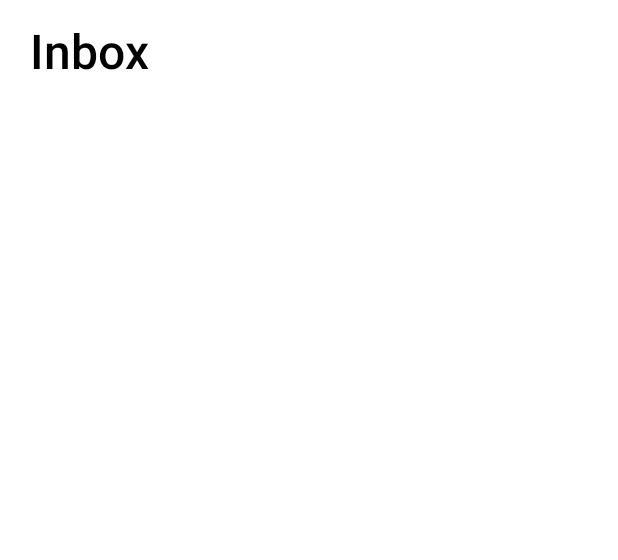
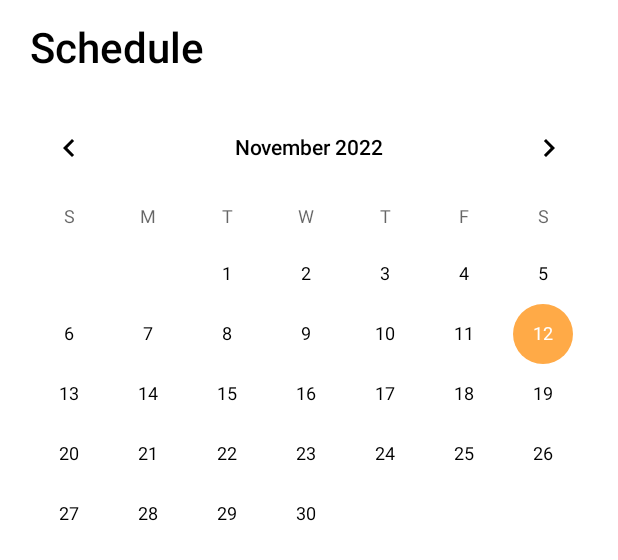
Before and after one commit to greatdesigners12/PotenSeek, an Android app built with Jetpack Compose: the @Preview function PreviewPage, on a phone screen of 412 x 824 dp. Shown: the top 560 px of the screen. Run offline under Robolectric (Android 15) with nearby library versions, the phone set to English and light mode, and no system bars.

Commit message:
CalendarView Done

```diff
--- a/app/build.gradle
+++ b/app/build.gradle
@@ -51,6 +51,7 @@ android {
 
 dependencies {
     implementation 'androidx.compose.material3:material3:1.0.0-alpha02'
+    implementation 'com.google.android.material:material:1.7.0'
     def nav_version = "2.5.2"
     implementation platform('com.google.firebase:firebase-bom:31.0.0')
     implementation 'com.google.firebase:firebase-analytics-ktx'
@@ -75,4 +76,5 @@ dependencies {
     implementation 'com.google.accompanist:accompanist-permissions:0.21.1-beta'
     implementation "androidx.lifecycle:lifecycle-livedata-ktx:2.5.1"
     implementation "androidx.lifecycle:lifecycle-viewmodel-ktx:2.5.1"
+    implementation 'androidx.appcompat:appcompat:1.4.1'
 }
--- a/app/src/main/java/com/example/potenseek/Navigation/NavigationEnum.kt
+++ b/app/src/main/java/com/example/potenseek/Navigation/NavigationEnum.kt
@@ -6,6 +6,7 @@ enum class NavigationEnum {
     RegisterScreenActivity,
     SettingsActivity,
     TeacherPsychologistHomeActivity,
+    TeacherScheduleActivity,
     HomeScreenActivity,
     InputUserDetailActivity,
     ChooseProfileActivity
--- a/app/src/main/java/com/example/potenseek/Screens/inbox/InboxActivity.kt
+++ b/app/src/main/java/com/example/potenseek/Screens/schedule/TeacherScheduleActivity.kt
@@ -1,26 +1,31 @@
-package com.example.potenseek.Screens.inbox
+package com.example.potenseek.Screens.schedule
 
 import android.os.Bundle
+import android.view.ContextThemeWrapper
+import android.view.View
+import android.widget.CalendarView
 import androidx.activity.ComponentActivity
 import androidx.activity.compose.setContent
+import androidx.compose.foundation.background
 import androidx.compose.foundation.clickable
 import androidx.compose.foundation.layout.*
 import androidx.compose.material.MaterialTheme
 import androidx.compose.material.Scaffold
 import androidx.compose.material.Surface
 import androidx.compose.material.Text
-import androidx.compose.runtime.Composable
-import androidx.compose.runtime.mutableStateOf
-import androidx.compose.runtime.remember
+import androidx.compose.runtime.*
 import androidx.compose.ui.Alignment
 import androidx.compose.ui.Modifier
 import androidx.compose.ui.text.font.FontWeight
 import androidx.compose.ui.tooling.preview.Preview
 import androidx.compose.ui.unit.dp
 import androidx.compose.ui.unit.sp
+import androidx.compose.ui.viewinterop.AndroidView
+import com.example.potenseek.R
+import com.example.potenseek.Screens.ui.theme.Grey100
 import com.example.potenseek.ui.theme.PotenSeekTheme
 
-class InboxActivity : ComponentActivity() {
+class TeacherScheduleActivity : ComponentActivity() {
     override fun onCreate(savedInstanceState: Bundle?) {
         super.onCreate(savedInstanceState)
         setContent {
@@ -31,7 +36,7 @@ class InboxActivity : ComponentActivity() {
                     color = MaterialTheme.colors.background
                 ) {
                     Scaffold() {
-                        Inbox()
+                        TeacherSchedule()
                     }
                 }
             }
@@ -40,19 +45,32 @@ class InboxActivity : ComponentActivity() {
 }
 
 @Composable
-fun Inbox() {
-    Column() {
-        Text(
-            text = "Inbox",
-            modifier = Modifier.padding(20.dp, 16.dp),
-            fontSize = 32.sp,
-            fontWeight = FontWeight.SemiBold
-        )
+fun TeacherSchedule() {
+    var date by remember {
+        mutableStateOf("")
+    }
+
+    Surface(modifier = Modifier.background(color = Grey100)) {
+        Column {
+            Text(
+                text = "Schedule",
+                modifier = Modifier.padding(20.dp, 16.dp),
+                fontSize = 28.sp,
+                fontWeight = FontWeight.SemiBold
+            )
+            AndroidView(factory = { CalendarView(ContextThemeWrapper(it, R.style.CalendarSchedule))}, update = {
+                it.setOnDateChangeListener { calendarView, year, month, day ->
+
+                }
+            }, modifier = Modifier
+                .align(alignment = Alignment.CenterHorizontally)
+                .fillMaxWidth())
+        }
     }
 }
 
 @Preview(showBackground = true, showSystemUi = true)
 @Composable
 fun PreviewPage() {
-    Inbox()
+    TeacherSchedule()
 }
--- a/app/src/main/java/com/example/potenseek/Screens/teacherpsychologisthomepage/TeacherPsychologistHomeActivity.kt
+++ b/app/src/main/java/com/example/potenseek/Screens/teacherpsychologisthomepage/TeacherPsychologistHomeActivity.kt
@@ -103,7 +103,7 @@ fun TeacherPsychologistHome(teacherPsychologistHomeViewModel: TeacherPsychologis
         Text(
             text = "What's Hot",
             modifier = Modifier.padding(20.dp, 16.dp),
-            fontSize = 32.sp,
+            fontSize = 28.sp,
             fontWeight = FontWeight.SemiBold
         )
         Card(
@@ -117,14 +117,14 @@ fun TeacherPsychologistHome(teacherPsychologistHomeViewModel: TeacherPsychologis
             Text(
                 text = "What's Hot",
                 modifier = Modifier.padding(20.dp, 16.dp),
-                fontSize = 32.sp,
+                fontSize = 28.sp,
                 fontWeight = FontWeight.SemiBold
             )
         }
         Text(
             text = "Service List",
             modifier = Modifier.padding(20.dp, 16.dp),
-            fontSize = 32.sp,
+            fontSize = 28.sp,
             fontWeight = FontWeight.SemiBold
         )
         Surface(
--- a/app/src/main/java/com/example/potenseek/Screens/ui/theme/Color.kt
+++ b/app/src/main/java/com/example/potenseek/Screens/ui/theme/Color.kt
@@ -20,3 +20,6 @@ val Orange300 = Color(0xFFFFAA47)
 val PianoColor = Color(0xFFFB7A74)
 val GuitarColor = Color(0xFFEEBB03)
 val MathColor = Color(0xFFF6DC7F)
+val Grey100 = Color(0xFFF8F8F8)
+val Coral100 = Color(0xFFFFEAEA)
+val Coral200 = Color(0xFFFDF2F2)
--- a/app/src/main/java/com/example/potenseek/ui/theme/Color.kt
+++ b/app/src/main/java/com/example/potenseek/ui/theme/Color.kt
@@ -6,5 +6,3 @@ val Purple200 = Color(0xFFBB86FC)
 val Purple500 = Color(0xFF6200EE)
 val Purple700 = Color(0xFF3700B3)
 val Teal200 = Color(0xFF03DAC5)
-val Coral100 = Color(0xFFFFEAEA)
-val Coral200 = Color(0xFFFDF2F2)
--- a/app/src/main/res/values/colors.xml
+++ b/app/src/main/res/values/colors.xml
@@ -7,4 +7,6 @@
     <color name="teal_700">#FF018786</color>
     <color name="black">#FF000000</color>
     <color name="white">#FFFFFFFF</color>
+    <color name="gray">#949494</color>
+    <color name="orange">#FFAA47</color>
 </resources>
--- a/app/src/main/res/values/themes.xml
+++ b/app/src/main/res/values/themes.xml
@@ -4,4 +4,11 @@
     <style name="Theme.PotenSeek" parent="android:Theme.Material.Light.NoActionBar">
         <item name="android:statusBarColor">@color/purple_700</item>
     </style>
+    <style name="CalendarSchedule" parent="ThemeOverlay.MaterialComponents.MaterialCalendar">
+        <item name="android:textColorPrimaryInverse">@color/white</item>
+        <item name="android:colorControlActivated">@color/orange</item>
+        <item name="android:textColor">@color/gray</item>
+        <item name="android:textColorPrimary">@color/black</item>
+        <item name="colorControlHighlight">@color/gray</item>
+    </style>
 </resources>
```
Also changed, not shown: app/src/main/java/com/example/potenseek/Navigation/AppNavigation.kt (+6 -1 lines), app/src/main/java/com/example/potenseek/Screens/editprofile/TeacherEditProfileActivity.kt (+1 -6 lines).
